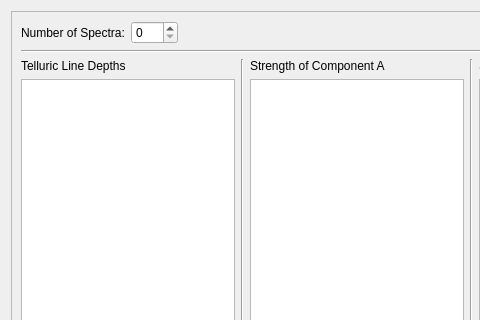
This is spectangular/edit.ui in DPSablowski/Spectangular as Qt 5 draws it before an edit; both pictures show x 0 to 480 and y 0 to 320 of the 1204 by 714 pixel window. The edited form follows.
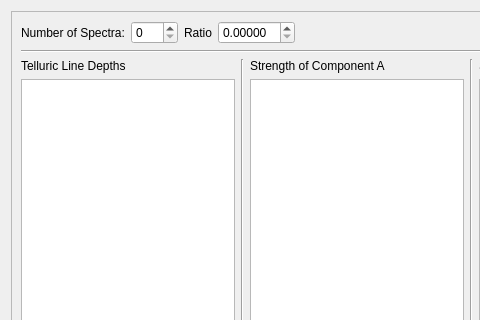
This is the edited form.

```diff
--- a/spectangular/edit.ui
+++ b/spectangular/edit.ui
@@ -51,6 +51,20 @@
            </property>
           </widget>
          </item>
+         <item>
+          <widget class="QLabel" name="label_13">
+           <property name="text">
+            <string>Ratio</string>
+           </property>
+          </widget>
+         </item>
+         <item>
+          <widget class="QDoubleSpinBox" name="doubleSpinBox_20">
+           <property name="decimals">
+            <number>5</number>
+           </property>
+          </widget>
+         </item>
          <item>
           <spacer name="horizontalSpacer_2">
            <property name="orientation">
```
